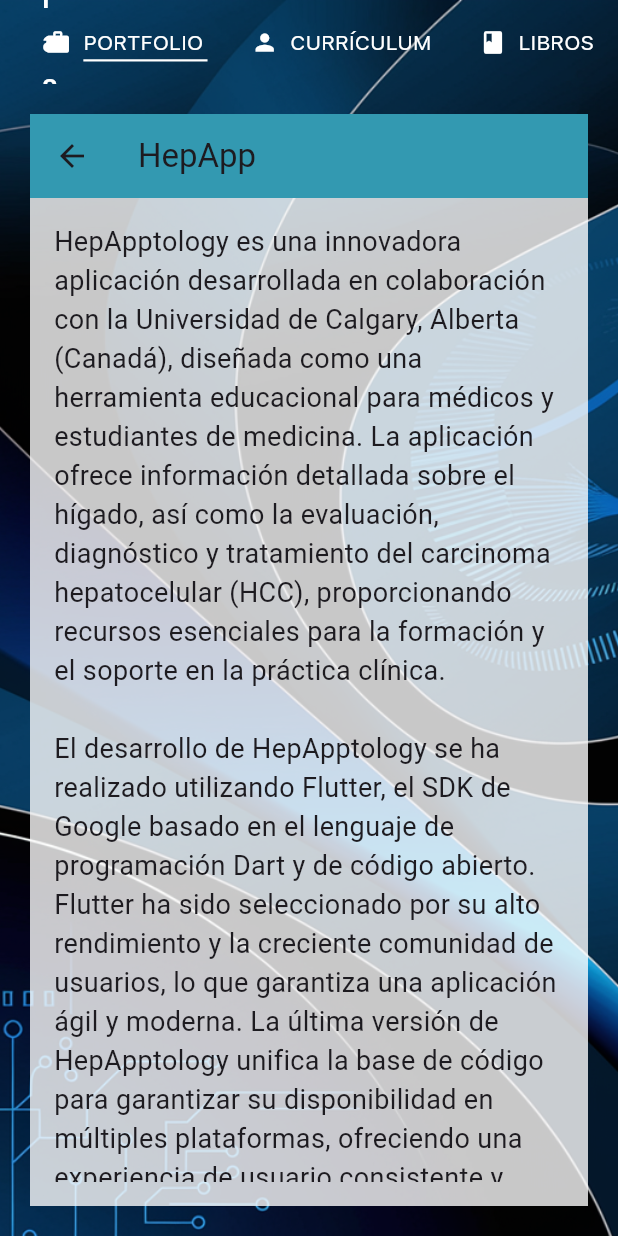
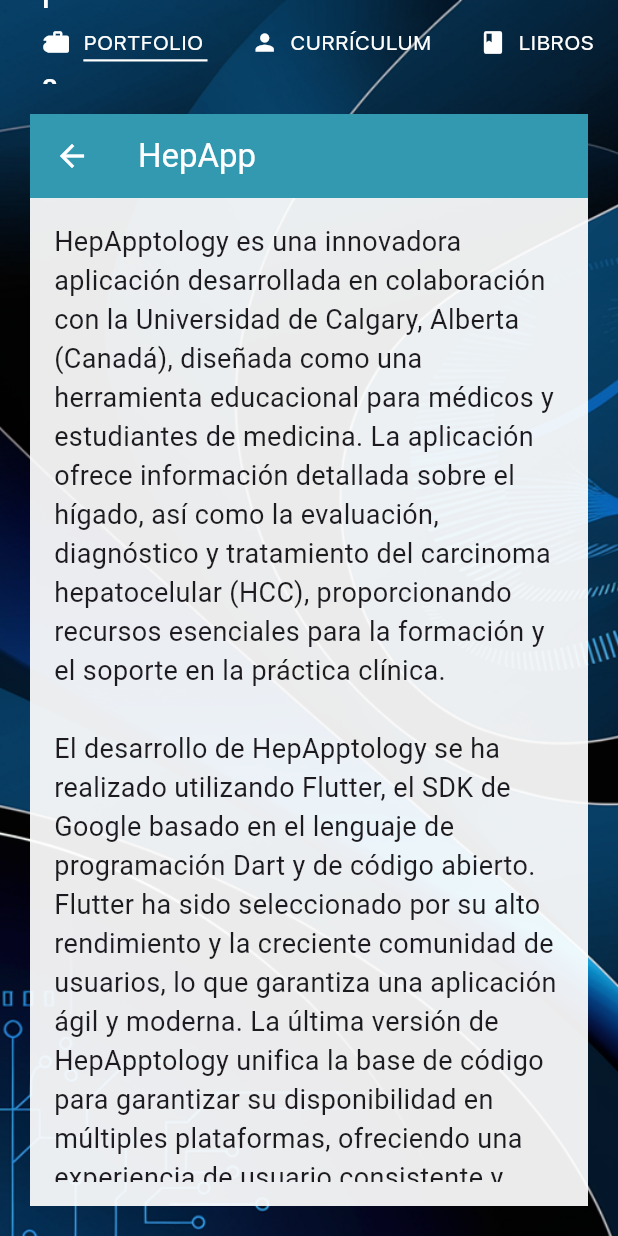
Before and after one commit to raulvsh/raulvsh.github.io, a Flutter app: the screen it shows after launch, after a tap on "PORTFOLIO", after a tap on "HepApp", on a phone screen of 412 x 824 dp. Run offline on Flutter 3.47's test engine with Material 3 defaults, Android fonts, the phone set to English and light mode, and no system bars; our stand-ins replace cloud_firestore, firebase_core; accounts and stored records are empty.

Commit message:
feat: crypto, arvel detail screen build: crypto, arvel images style: hepapp detail title color

```diff
--- a/lib/screens/navigator_screen.dart
+++ b/lib/screens/navigator_screen.dart
@@ -17,7 +17,7 @@ class _NavigatorScreenState extends State<NavigatorScreen> {
   String _currentRoute = AppRoutes.home;
 
   //int _selectedIndex = 0;
-  int _hoveredIndex = -1;
+  //int _hoveredIndex = -1;
 
   final Map<String, Widget> _pages = {
     AppRoutes.home: const HomeScreen(),
@@ -91,12 +91,12 @@ class _NavigatorScreenState extends State<NavigatorScreen> {
 
   Widget _buildIconButton(IconData icon, String label, String route) {
     return MouseRegion(
-      onEnter: (_) => setState(() {
+      /*onEnter: (_) => setState(() {
         _hoveredIndex = _routeIndex(route);
       }),
       onExit: (_) => setState(() {
         _hoveredIndex = -1;
-      }),
+      }),*/
       child: TextButton(
         onPressed: () => _onItemTapped(route),
         style: TextButton.styleFrom(
--- a/lib/screens/portfolio/hepapp_detail_sceen.dart
+++ b/lib/screens/portfolio/hepapp_detail_sceen.dart
@@ -1,4 +1,5 @@
 import 'package:flutter/material.dart';
+import 'package:raulvelasco_dev/styles.dart';
 
 class HepAppDetailScreen extends StatelessWidget {
   const HepAppDetailScreen({
@@ -8,9 +9,10 @@ class HepAppDetailScreen extends StatelessWidget {
   @override
   Widget build(BuildContext context) {
     return Scaffold(
-      backgroundColor: const Color.fromARGB(200, 255, 255, 255),
+      backgroundColor: AppCardStyles.transparentCardBackground,
       appBar: AppBar(
         backgroundColor: const Color.fromRGBO(51, 153, 177, 1.0),
+        foregroundColor: Colors.white,
         title: const Text('HepApp'),
       ),
       body: const Padding(
--- a/lib/screens/portfolio/rssport_detail_screen.dart
+++ b/lib/screens/portfolio/rssport_detail_screen.dart
@@ -1,4 +1,5 @@
 import 'package:flutter/material.dart';
+import 'package:raulvelasco_dev/styles.dart';
 
 class RSSportDetailScreen extends StatelessWidget {
   const RSSportDetailScreen({
@@ -8,7 +9,7 @@ class RSSportDetailScreen extends StatelessWidget {
   @override
   Widget build(BuildContext context) {
     return Scaffold(
-      backgroundColor: const Color.fromARGB(200, 255, 255, 255),
+      backgroundColor: AppCardStyles.transparentCardBackground,
       appBar: AppBar(
         backgroundColor: const Color.fromRGBO(1, 183, 255, 1.0),
         title: const Text('Página web para RS-Sport'),
--- a/lib/screens/portfolio/solucioneshosteleras_detail_screen.dart
+++ b/lib/screens/portfolio/solucioneshosteleras_detail_screen.dart
@@ -1,4 +1,5 @@
 import 'package:flutter/material.dart';
+import 'package:raulvelasco_dev/styles.dart';
 
 class SolucionesHostelerasDetailScreen extends StatelessWidget {
   const SolucionesHostelerasDetailScreen({
@@ -8,7 +9,7 @@ class SolucionesHostelerasDetailScreen extends StatelessWidget {
   @override
   Widget build(BuildContext context) {
     return Scaffold(
-      backgroundColor: const Color.fromARGB(200, 255, 255, 255),
+      backgroundColor: AppCardStyles.transparentCardBackground,
       appBar: AppBar(
         title: const Text('Gestión de pedidos para solucioneshosteleras.es'),
       ),
--- a/lib/screens/portfolio_screen.dart
+++ b/lib/screens/portfolio_screen.dart
@@ -203,6 +203,8 @@ Future<void> gridTileOnTap(BuildContext context, String routeName) async {
 */
 
 import 'package:flutter/material.dart';
+import 'package:raulvelasco_dev/screens/portfolio/arvel_gps_detail_screen.dart';
+import 'package:raulvelasco_dev/screens/portfolio/crypto_detail_screen.dart';
 import 'package:raulvelasco_dev/screens/portfolio/hepapp_detail_sceen.dart';
 import 'package:raulvelasco_dev/screens/portfolio/rssport_detail_screen.dart';
 import 'package:raulvelasco_dev/screens/portfolio/solucioneshosteleras_detail_screen.dart';
@@ -232,6 +234,14 @@ class PortfolioScreen extends StatelessWidget {
             builder =
                 (BuildContext _) => const SolucionesHostelerasDetailScreen();
             break;
+            case '/cryptoportfolio':
+            builder =
+                (BuildContext _) => const CryptoDetailScreen();
+            break;
+            case '/arvelgps':
+            builder =
+                (BuildContext _) => const ArvelGpsDetailScreen();
+            break;
           default:
             throw Exception('Invalid route: ${settings.name}');
         }
@@ -248,7 +258,7 @@ class PortfolioHomeScreen extends StatelessWidget {
   Widget build(BuildContext context) {
     return GridView(
       //padding: const EdgeInsets.all(20.0),
-              padding: EdgeInsets.fromLTRB(20,0,20,20),
+      padding: EdgeInsets.fromLTRB(20, 0, 20, 20),
 
       gridDelegate: const SliverGridDelegateWithFixedCrossAxisCount(
         crossAxisCount: 2, // Número de columnas en la cuadrícula
@@ -285,6 +295,23 @@ class PortfolioHomeScreen extends StatelessWidget {
             Navigator.of(context).pushNamed('/solucioneshosteleras');
           },
         ),
+        GridTileWidget(
+          imagePath: 'assets/images/crypto.png',
+          title: 'Seguimiento de cotización de criptomonedas',
+          subtitle: 'Controla tu portafolio de criptomonedas en un solo lugar.',
+          onTap: () {
+            Navigator.of(context).pushNamed('/cryptoportfolio');
+          },
+        ),
+        GridTileWidget(
+          imagePath: 'assets/images/arvel.png',
+          title: 'ARVEL GPS',
+          subtitle:
+              'ARVEL es una empresa dedicada a proteger a tus animales más queridos. Con nuestros collares de localización GPS, no te preocupes por perder a tu compañero nunca más.',
+          onTap: () {
+            Navigator.of(context).pushNamed('/arvelgps');
+          },
+        ),
       ],
     );
   }
--- a/lib/widgets/grid_tile_widget.dart
+++ b/lib/widgets/grid_tile_widget.dart
@@ -61,11 +61,10 @@ class _GridTileWidgetState extends State<GridTileWidget> {
               ),
               Padding(
                 padding: const EdgeInsets.all(12.0),
-                child: Text(
-                  widget.title,
-                  style: const TextStyle(
-                    fontSize: 20.0,
-                    fontWeight: FontWeight.bold,
+                child: Center(
+                  child: Text(
+                    widget.title,
+                    style: AppTextStyles.title1,
                   ),
                 ),
               ),
@@ -73,10 +72,7 @@ class _GridTileWidgetState extends State<GridTileWidget> {
                 padding: const EdgeInsets.symmetric(horizontal: 12.0),
                 child: Text(
                   widget.subtitle,
-                  style: const TextStyle(
-                    fontSize: 14.0,
-                    color: Colors.black87,
-                  ),
+                  style: AppTextStyles.text18Black87Height1_5,
                   maxLines: 3,
                   overflow: TextOverflow.ellipsis,
                 ),
--- a/pubspec.yaml
+++ b/pubspec.yaml
@@ -71,6 +71,9 @@ flutter:
     - assets/images/background2.webp
     - assets/images/background3.webp
     - assets/images/profile_pic.png
+    - assets/images/crypto.png
+    - assets/images/arvel_logo.png
+
 
 
 
```
Also changed, not shown: lib/screens/portfolio/arvel_gps_detail_screen.dart (added, +56 -0 lines), lib/screens/portfolio/crypto_detail_screen.dart (added, +31 -0 lines), assets/images/arvel_logo.png (added), assets/images/crypto.png (added).
